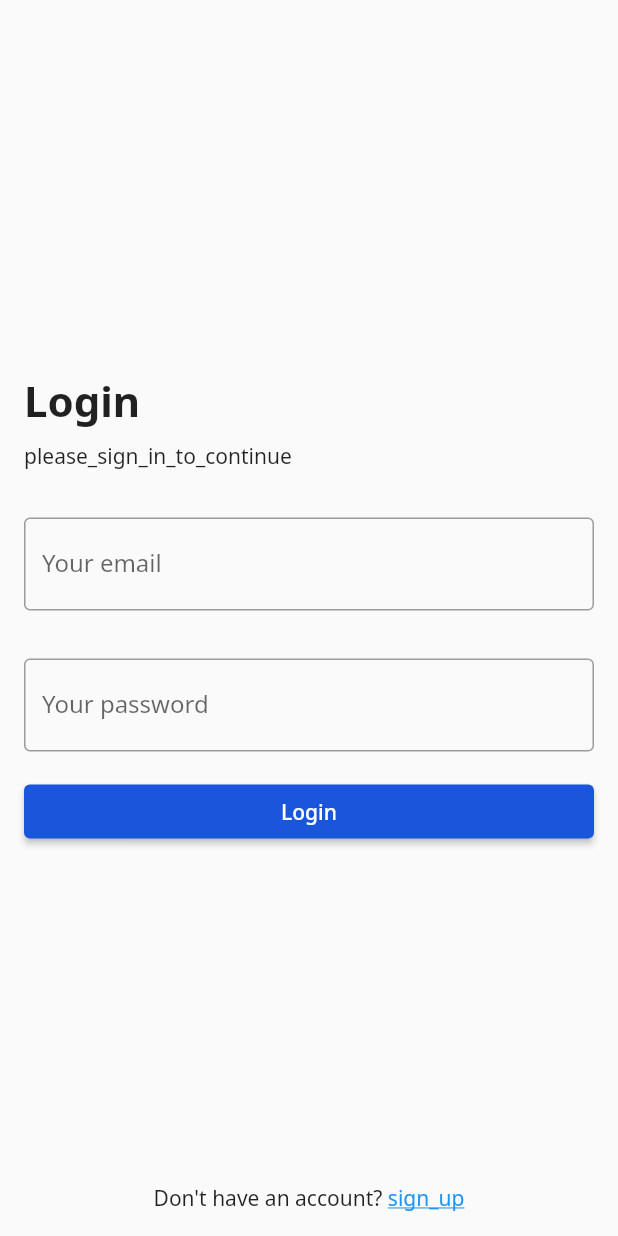
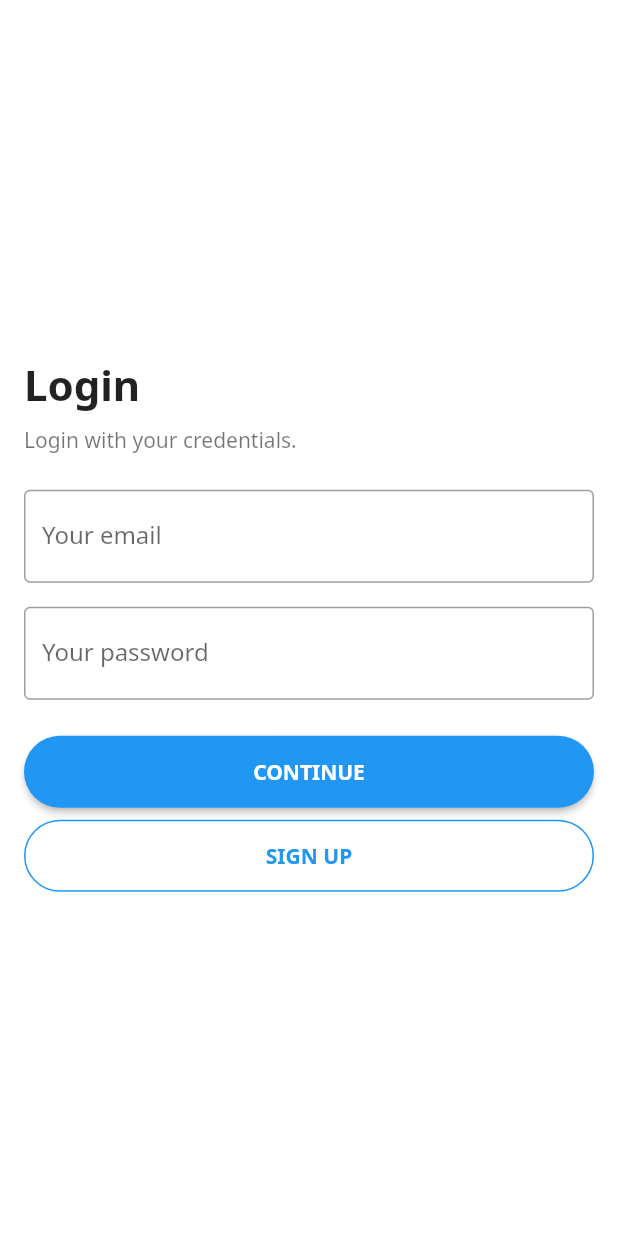
Before and after one commit to avalon-artisans/wallet-mobile-app, a Flutter app: the screen it shows after launch, on a phone screen of 412 x 824 dp. Run offline on Flutter 3.47's test engine with Material 2 defaults, Android fonts, the phone set to English and light mode, and no system bars; our stand-ins replace easy_localization, google_fonts.

Commit message:
feat(screens): improve login screen

```diff
--- a/lib/screens/login_screen.dart
+++ b/lib/screens/login_screen.dart
@@ -1,5 +1,7 @@
 import 'package:easy_localization/easy_localization.dart';
 import 'package:flutter/material.dart';
+import 'package:wallet_mobile_app/widgets/elevated_button_widget.dart';
+import 'package:wallet_mobile_app/widgets/outlined_button_widget.dart';
 import 'package:wallet_mobile_app/widgets/text_field_widget.dart';
 
 class LoginScreen extends StatefulWidget {
@@ -13,15 +15,12 @@ class _LoginScreenState extends State<LoginScreen> {
   @override
   Widget build(BuildContext context) {
     return Scaffold(
-      body: Center(
-        child: Padding(
+      backgroundColor: Colors.white,
+      body: Padding(
         padding: const EdgeInsets.all(16.0),
         child: Column(
-            children: [
-              Expanded(
-                child: Column(
+          crossAxisAlignment: CrossAxisAlignment.start,
           mainAxisAlignment: MainAxisAlignment.center,
-                  crossAxisAlignment: CrossAxisAlignment.start,
           children: <Widget>[
             Padding(
               padding: const EdgeInsets.only(bottom: 16),
@@ -38,12 +37,17 @@ class _LoginScreenState extends State<LoginScreen> {
                       ),
                     ),
                   ),
-                          Text(tr('please_sign_in_to_continue')),
+                  Text(
+                    tr('login_with_your_credentials'),
+                    style: const TextStyle(
+                      color: Colors.black54,
+                    ),
+                  ),
                 ],
               ),
             ),
             Padding(
-                      padding: const EdgeInsets.symmetric(vertical: 16),
+              padding: const EdgeInsets.symmetric(vertical: 8),
               child: TextFieldWidget(
                 autofillHints: const [AutofillHints.email],
                 label: tr('your_email'),
@@ -51,7 +55,7 @@ class _LoginScreenState extends State<LoginScreen> {
               ),
             ),
             Padding(
-                      padding: const EdgeInsets.symmetric(vertical: 16),
+              padding: const EdgeInsets.symmetric(vertical: 8),
               child: TextFieldWidget(
                 autofillHints: const [AutofillHints.password],
                 label: tr('your_password'),
@@ -59,38 +63,21 @@ class _LoginScreenState extends State<LoginScreen> {
                 placeholder: tr('password'),
               ),
             ),
-                    ElevatedButton(
+            Padding(
+              padding: const EdgeInsets.only(top: 16),
+              child: ElevatedButtonWidget(
+                text: tr('continue_upper_case'),
                 onPressed: () {},
-                      style: ElevatedButton.styleFrom(
-                        backgroundColor: const Color.fromARGB(255, 25, 86, 219),
-                        minimumSize: const Size.fromHeight(36),
-                      ),
-                      child: Text(
-                        tr('login'),
-                        style: const TextStyle(color: Colors.white),
-                      ),
-                    )
-                  ],
               ),
             ),
-              Row(
-                mainAxisAlignment: MainAxisAlignment.center,
-                children: [
-                  Text('${tr('don\'t_have_an_account')} '),
-                  InkWell(
-                    onTap: () {},
-                    child: Text(
-                      tr('sign_up'),
-                      style: const TextStyle(
-                        decoration: TextDecoration.underline,
-                        color: Colors.blue,
-                      ),
+            Padding(
+              padding: const EdgeInsets.only(top: 8),
+              child: OutlinedButtonWidget(
+                text: tr('sign_up_upper_case'),
+                onPressed: () {},
               ),
             ),
           ],
-              )
-            ],
-          ),
         ),
       ),
     );
```
Lines whose indentation alone changed are shown as unchanged.
